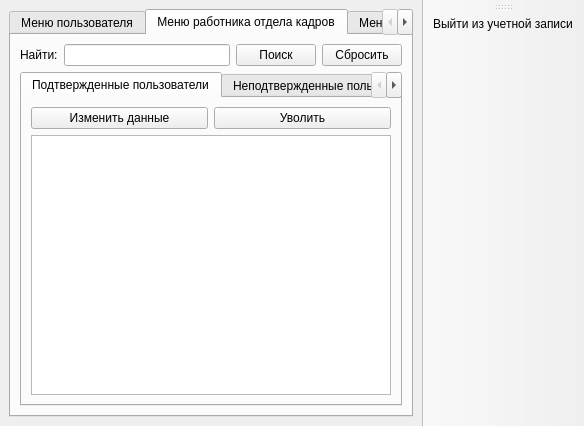
Qt form mainwindow.ui (eazyproger/HRDep) before a commit.
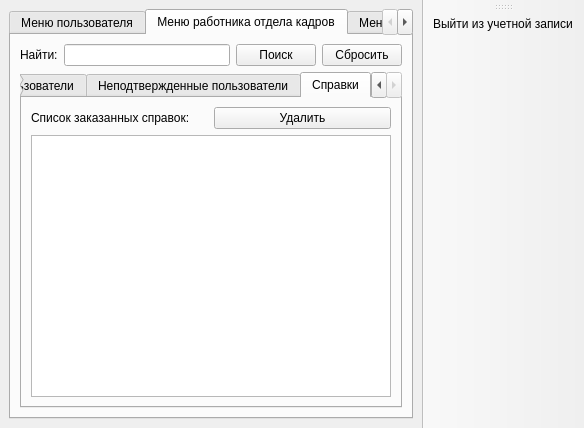
The same form after that commit. The open tabs and pages were chosen to show the change. Icons and pictures are not drawn.

Commit message: added processing of certificate request, bugs fixed

Patch:
```diff
--- a/mainwindow.ui
+++ b/mainwindow.ui
@@ -6,8 +6,8 @@
    <rect>
     <x>0</x>
     <y>0</y>
-    <width>516</width>
-    <height>425</height>
+    <width>515</width>
+    <height>428</height>
    </rect>
   </property>
   <property name="windowTitle">
@@ -313,6 +313,45 @@
               </item>
              </layout>
             </widget>
+            <widget class="QWidget" name="tab">
+             <attribute name="title">
+              <string>Справки</string>
+             </attribute>
+             <layout class="QHBoxLayout" name="horizontalLayout_11">
+              <item>
+               <layout class="QVBoxLayout" name="verticalLayout_6">
+                <item>
+                 <layout class="QHBoxLayout" name="horizontalLayout_10">
+                  <item>
+                   <widget class="QLabel" name="label_16">
+                    <property name="text">
+                     <string>Список заказанных справок:</string>
+                    </property>
+                   </widget>
+                  </item>
+                  <item>
+                   <widget class="QPushButton" name="deleteCertificate">
+                    <property name="text">
+                     <string>Удалить</string>
+                    </property>
+                   </widget>
+                  </item>
+                 </layout>
+                </item>
+                <item>
+                 <widget class="QTableWidget" name="certificates">
+                  <property name="selectionMode">
+                   <enum>QAbstractItemView::SingleSelection</enum>
+                  </property>
+                  <property name="selectionBehavior">
+                   <enum>QAbstractItemView::SelectRows</enum>
+                  </property>
+                 </widget>
+                </item>
+               </layout>
+              </item>
+             </layout>
+            </widget>
            </widget>
           </item>
          </layout>
```
Left out of the diff: 2 changed lines with no effect on the pictures. The commit also changes 6 other files.
